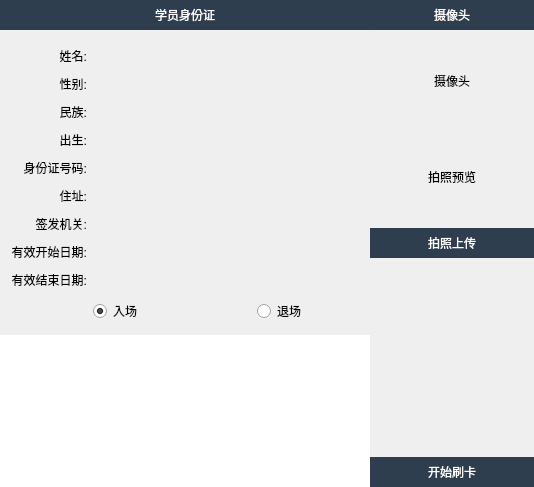
This is GKIDReader/gui/MainWidget.ui in xtuer/Qt as Qt 5 draws it before an edit. The edited form follows.
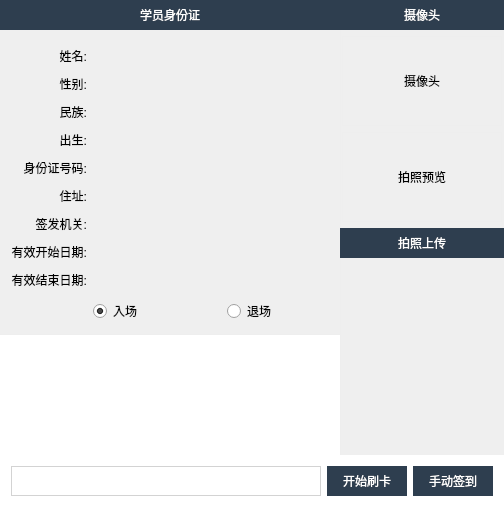
This is the edited form. Icons and pictures are not drawn.

```diff
--- a/GKIDReader/gui/MainWidget.ui
+++ b/GKIDReader/gui/MainWidget.ui
@@ -6,7 +6,7 @@
    <rect>
     <x>0</x>
     <y>0</y>
-    <width>534</width>
+    <width>504</width>
     <height>487</height>
    </rect>
   </property>
@@ -126,6 +126,7 @@
 .QPushButton {
 	border: 0px solid 9c41cc;
 	color: white;
+	min-width: 70px;
 	min-height: 30px;
 	background: rgb(46,62,79);
 	padding-left: 5px;
@@ -158,7 +159,9 @@
 	border-bottom-right-radius: 4px;
 }
 
-</string>
+#bottomWidget {
+	background: white;
+}</string>
   </property>
   <layout class="QGridLayout" name="gridLayout">
    <property name="leftMargin">
@@ -441,6 +444,37 @@
      </layout>
     </widget>
    </item>
+   <item row="1" column="0">
+    <widget class="QLabel" name="infoLabel">
+     <property name="sizePolicy">
+      <sizepolicy hsizetype="Expanding" vsizetype="Expanding">
+       <horstretch>0</horstretch>
+       <verstretch>0</verstretch>
+      </sizepolicy>
+     </property>
+     <property name="minimumSize">
+      <size>
+       <width>0</width>
+       <height>121</height>
+      </size>
+     </property>
+     <property name="maximumSize">
+      <size>
+       <width>4000</width>
+       <height>16777215</height>
+      </size>
+     </property>
+     <property name="text">
+      <string/>
+     </property>
+     <property name="alignment">
+      <set>Qt::AlignLeading|Qt::AlignLeft|Qt::AlignTop</set>
+     </property>
+     <property name="wordWrap">
+      <bool>true</bool>
+     </property>
+    </widget>
+   </item>
    <item row="0" column="1" rowspan="3">
     <widget class="QWidget" name="cameraWidget" native="true">
      <property name="minimumSize">
@@ -542,11 +576,33 @@
         </property>
        </spacer>
       </item>
+     </layout>
+    </widget>
+   </item>
+   <item row="3" column="0" colspan="2">
+    <widget class="QWidget" name="bottomWidget" native="true">
+     <property name="minimumSize">
+      <size>
+       <width>0</width>
+       <height>0</height>
+      </size>
+     </property>
+     <layout class="QHBoxLayout" name="horizontalLayout">
+      <item>
+       <widget class="QComboBox" name="schoolsComboBox">
+        <property name="sizePolicy">
+         <sizepolicy hsizetype="Expanding" vsizetype="Expanding">
+          <horstretch>0</horstretch>
+          <verstretch>0</verstretch>
+         </sizepolicy>
+        </property>
+       </widget>
+      </item>
       <item>
        <widget class="QPushButton" name="toggleReadButton">
         <property name="minimumSize">
          <size>
-          <width>0</width>
+          <width>80</width>
           <height>30</height>
          </size>
         </property>
@@ -564,40 +620,31 @@
         </property>
        </widget>
       </item>
+      <item>
+       <widget class="QPushButton" name="manualSigninButton">
+        <property name="minimumSize">
+         <size>
+          <width>80</width>
+          <height>30</height>
+         </size>
+        </property>
+        <property name="text">
+         <string>手动签到</string>
+        </property>
+        <property name="checkable">
+         <bool>false</bool>
+        </property>
+        <property name="checked">
+         <bool>false</bool>
+        </property>
+        <property name="flat">
+         <bool>true</bool>
+        </property>
+       </widget>
+      </item>
      </layout>
     </widget>
    </item>
-   <item row="1" column="0">
-    <widget class="QLabel" name="infoLabel">
-     <property name="sizePolicy">
-      <sizepolicy hsizetype="Preferred" vsizetype="Expanding">
-       <horstretch>0</horstretch>
-       <verstretch>0</verstretch>
-      </sizepolicy>
-     </property>
-     <property name="minimumSize">
-      <size>
-       <width>0</width>
-       <height>121</height>
-      </size>
-     </property>
-     <property name="maximumSize">
-      <size>
-       <width>400</width>
-       <height>16777215</height>
-      </size>
-     </property>
-     <property name="text">
-      <string/>
-     </property>
-     <property name="alignment">
-      <set>Qt::AlignLeading|Qt::AlignLeft|Qt::AlignTop</set>
-     </property>
-     <property name="wordWrap">
-      <bool>true</bool>
-     </property>
-    </widget>
-   </item>
   </layout>
  </widget>
  <layoutdefault spacing="6" margin="11"/>
```
